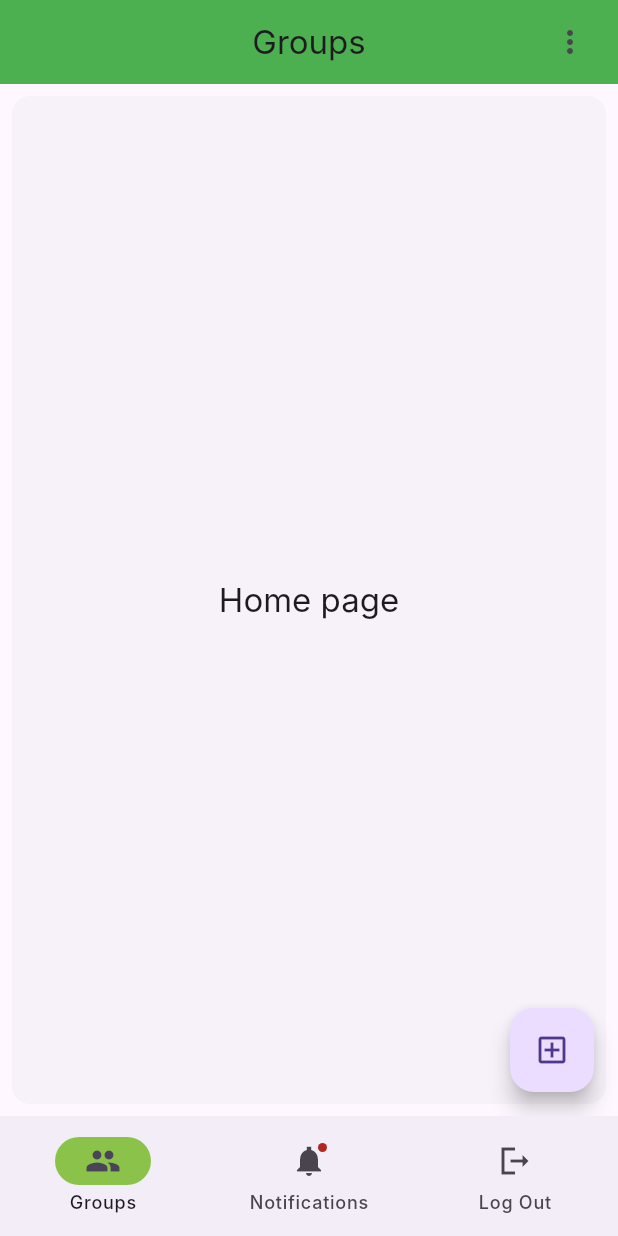
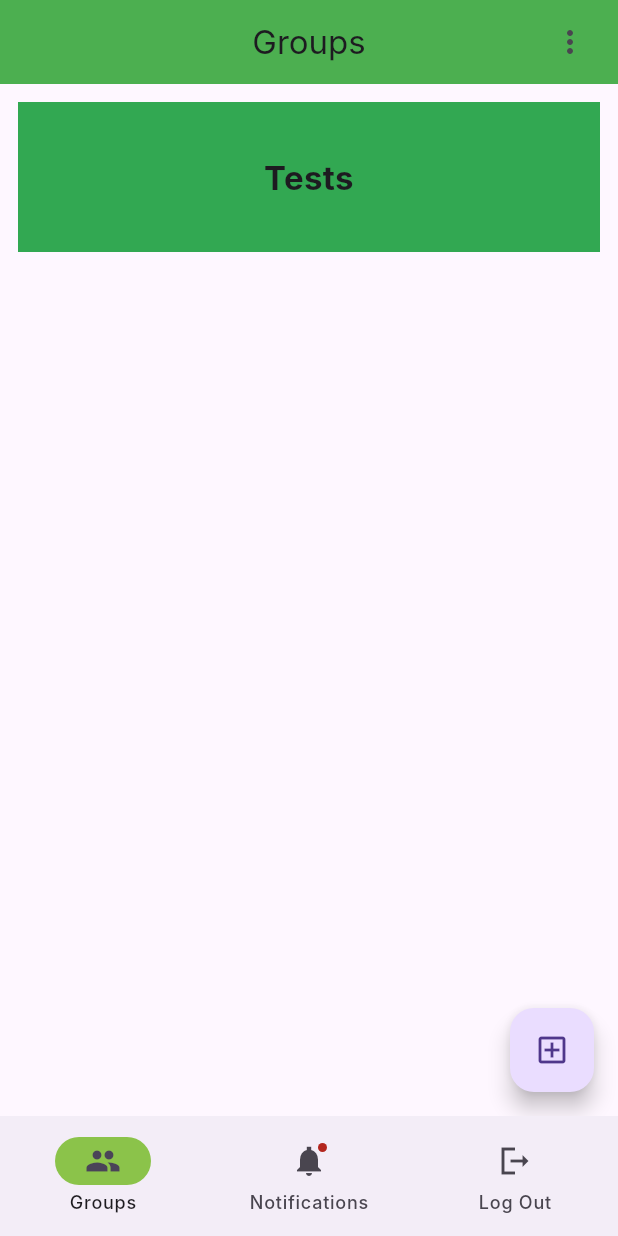
Before and after one commit to juliusya45/hackgroceryapp, a Flutter app: the GroupScreen screen opened directly, on a phone screen of 412 x 824 dp. Run offline on Flutter 3.47's test engine with Material 3 defaults, Android fonts, the phone set to English and light mode, and no system bars; our stand-ins replace cloud_firestore, firebase_auth, firebase_core, loading_animation_widget, rive; accounts and stored records are empty; Roboto replaces fonts that are missing (Inter).

Commit message:
added group_cards to groups_screen

```diff
--- a/lib/main.dart
+++ b/lib/main.dart
@@ -33,19 +33,20 @@ class MainApp extends StatelessWidget {
   Widget build(BuildContext context) {
 
     //objects that hold empty data:
-    var emptyGroup = Group(color: '', id: '', name: '', imgUrl: '');
+    var emptyGroup = Group(color: 'ff32a852', id: '', name: 'Tests', imgUrl: '');
     var emptyUser = AppUser(uid: '', username: '', email: '', groups: []);
 
 
 
     return MaterialApp(
       theme: ThemeData(fontFamily: 'Inter',useMaterial3: true),
-      initialRoute: '/',
+      initialRoute: '/group_screen',
       routes: {
         //now goes to initialscreen and this checks to see if a user was logged in or not
         '/': (context) => const InitialScreen(),
         '/nav': (context) => const Nav(),
         '/verification': (context) => const VerificationScreen(),
+        '/group_screen': (context) => const GroupScreen(),
         '/loading_home': (context) => const LoadingHome(),
         '/group_card': (context) => GroupCard(groupItem: emptyGroup),
       },
--- a/lib/screens/groups_screen.dart
+++ b/lib/screens/groups_screen.dart
@@ -1,9 +1,11 @@
 import 'package:flutter/foundation.dart';
 import 'package:flutter/material.dart';
+import 'package:hack_grocery_app/classes/group_card.dart';
 import 'package:hack_grocery_app/screens/logout_screen.dart';
 import 'package:hack_grocery_app/screens/notification_screen.dart';
+import 'package:hack_grocery_app/classes/group.dart';
 
-
+var emptyGroup = Group(color: 'ff32a852', id: '', name: 'Tests', imgUrl: '');
 class NavigationBarApp extends StatelessWidget {
   const NavigationBarApp({super.key});
 
@@ -45,18 +47,16 @@ class _GroupScreenState extends State<GroupScreen> {
         ),
       ],
     ),
-      body:Card(
-          shadowColor: Colors.transparent,
-          margin: const EdgeInsets.all(8.0),
-          child: SizedBox.expand(
-            child: Center(
-              child: Text(
-                'Home page',
-                style: theme.textTheme.titleLarge,
-              ),
-            ),
-          ),
-        ),
+      body:
+      ListView(
+        padding: const EdgeInsets.all(8.0),
+        children: <Widget>[
+          Container(
+            padding: const EdgeInsets.all(4.0),
+            child: GroupCard(groupItem: emptyGroup),
+          )
+        ]
+      ),
   floatingActionButton: const FloatingActionButton(
               child: Icon(Icons.add_box_outlined),
               onPressed: (null),
```
Also changed, not shown: lib/screens/group_preview_screen.dart (+19 -19 lines), pubspec.lock.
